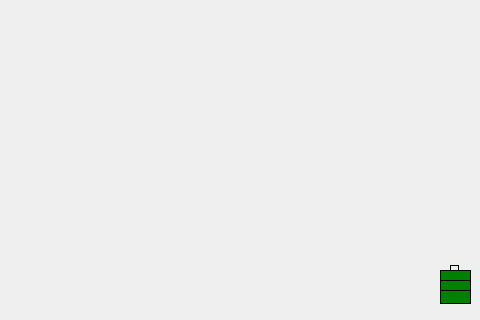
Qt form mainwindow.ui (voidranjer/comp3004-final) before a commit; both pictures show x 320 to 800 and y 280 to 600 of the 800 by 600 pixel window.
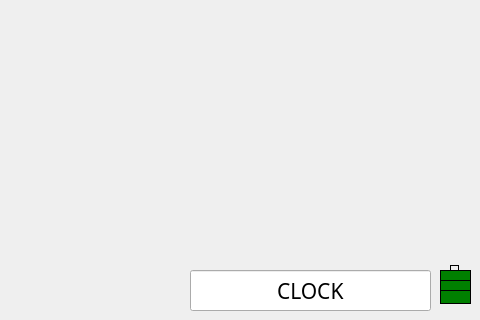
The same form after that commit.

Commit message: Fully functional clock

What changed in the file:
```diff
--- a/mainwindow.ui
+++ b/mainwindow.ui
@@ -247,6 +247,31 @@
      <string>End Session</string>
     </property>
    </widget>
+   <widget class="QLineEdit" name="datetimeDisplay">
+    <property name="geometry">
+     <rect>
+      <x>510</x>
+      <y>550</y>
+      <width>241</width>
+      <height>41</height>
+     </rect>
+    </property>
+    <property name="font">
+     <font>
+      <family>Monaco</family>
+      <pointsize>16</pointsize>
+     </font>
+    </property>
+    <property name="text">
+     <string>CLOCK</string>
+    </property>
+    <property name="alignment">
+     <set>Qt::AlignCenter</set>
+    </property>
+    <property name="readOnly">
+     <bool>true</bool>
+    </property>
+   </widget>
    <zorder>battery_top</zorder>
    <zorder>blue_light</zorder>
    <zorder>green_light</zorder>
```
Left out of the diff: 2 changed lines with no effect on the pictures. The commit also changes 5 other files.
